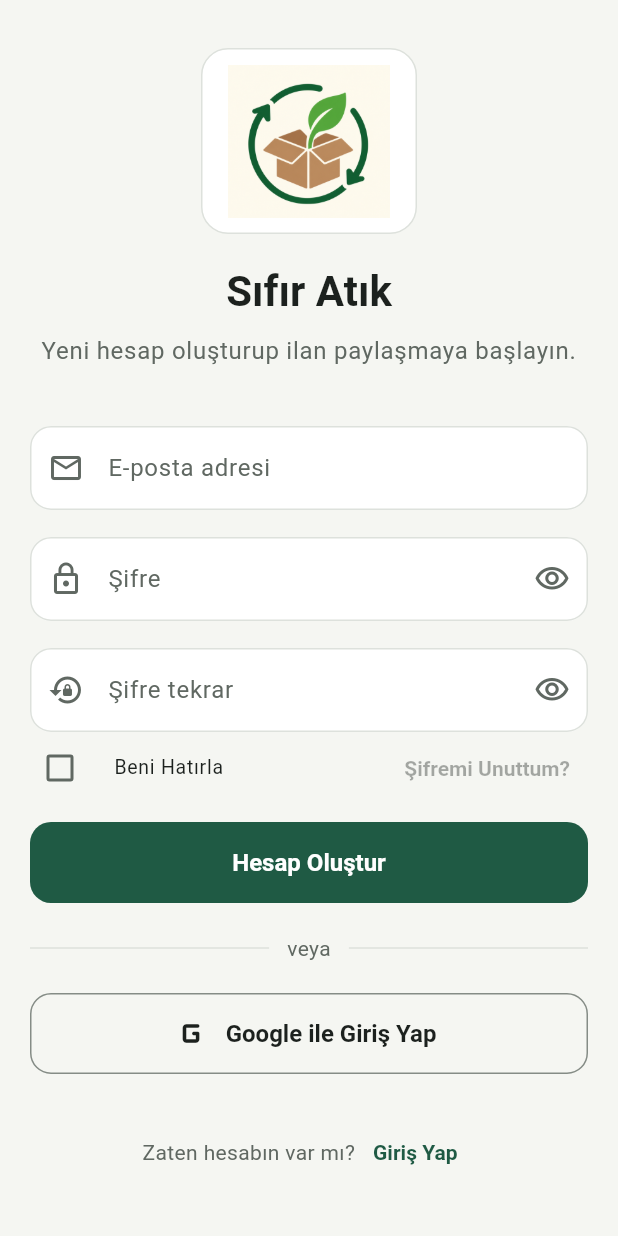
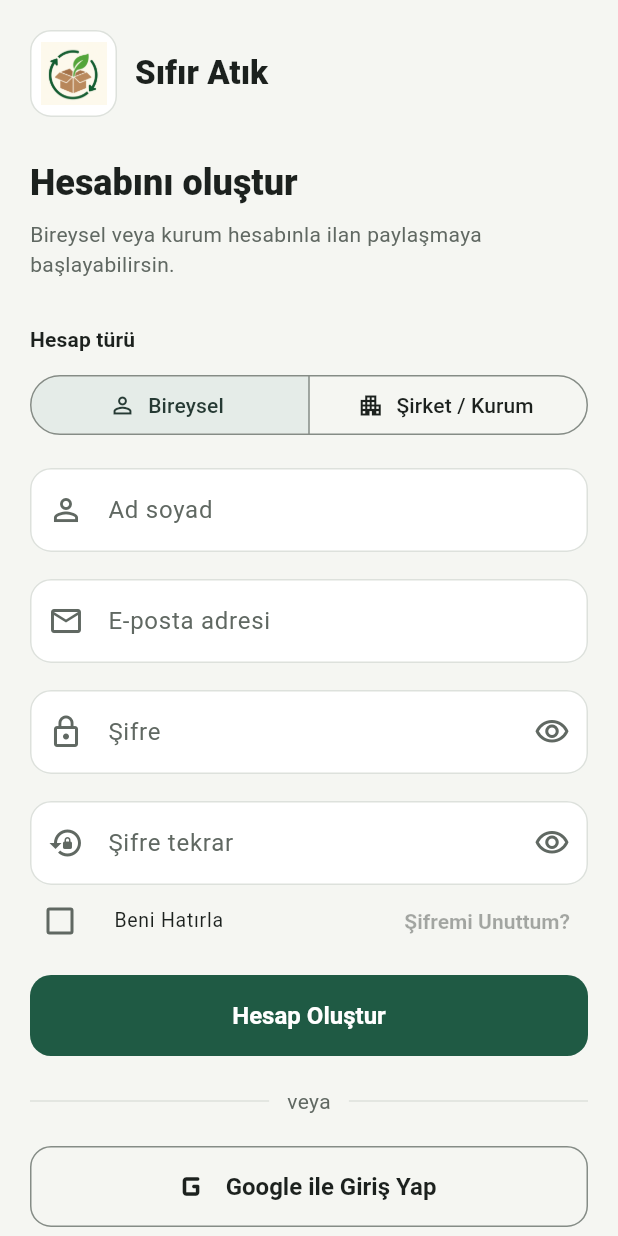
Before and after one commit to EbranurOzbalik/sifir_atik, a Flutter app: the screen it shows after launch, after a tap on "Giriş Yap", after a tap on "Kayıt Ol", on a phone screen of 412 x 824 dp. Run offline on Flutter 3.47's test engine with Material 3 defaults, Android fonts, the phone set to English and light mode, and no system bars; our stand-ins replace cloud_firestore, firebase_ai, firebase_auth, firebase_core, firebase_storage, flutter_svg and 3 more; missing offline and left inert: firebase_app_check; accounts and stored records are empty.

Commit message:
Hesap türlerini ve profil yapısını ekledim

```diff
--- a/lib/screens/login_page.dart
+++ b/lib/screens/login_page.dart
@@ -1,5 +1,6 @@
 import 'package:firebase_core/firebase_core.dart';
 import 'package:flutter/material.dart';
+import 'package:sifir_atik/models/user_profile.dart';
 import 'package:sifir_atik/services/auth_service.dart';
 import 'package:sifir_atik/services/session_preferences.dart';
 import 'package:sifir_atik/widgets/responsive_layout.dart';
@@ -15,6 +16,7 @@ class LoginPage extends StatefulWidget {
 
 class _LoginPageState extends State<LoginPage> {
   final _formKey = GlobalKey<FormState>();
+  final _displayNameController = TextEditingController();
   final _emailController = TextEditingController();
   final _passwordController = TextEditingController();
   final _confirmPasswordController = TextEditingController();
@@ -26,6 +28,7 @@ class _LoginPageState extends State<LoginPage> {
   bool _isRegisterMode = false;
   bool _rememberMe = false;
   bool _isLoading = false;
+  AccountType _accountType = AccountType.individual;
 
   @override
   void initState() {
@@ -64,6 +67,7 @@ class _LoginPageState extends State<LoginPage> {
 
   @override
   void dispose() {
+    _displayNameController.dispose();
     _emailController.dispose();
     _passwordController.dispose();
     _confirmPasswordController.dispose();
@@ -80,6 +84,19 @@ class _LoginPageState extends State<LoginPage> {
     final emailPattern = RegExp(r'^[^\s@]+@[^\s@]+\.[^\s@]+$');
     if (!emailPattern.hasMatch(email)) {
       return 'Geçerli bir e-posta adresi girin.';
+    }
+
+    return null;
+  }
+
+  String? _validateDisplayName(String? value) {
+    if (!_isRegisterMode) return null;
+
+    final displayName = value?.trim() ?? '';
+    if (displayName.length < 2) {
+      return _accountType == AccountType.organization
+          ? 'Şirket veya kurum adını yazın.'
+          : 'Adınızı ve soyadınızı yazın.';
     }
 
     return null;
@@ -125,6 +142,8 @@ class _LoginPageState extends State<LoginPage> {
         await _authService.registerWithEmail(
           email: _emailController.text.trim(),
           password: _passwordController.text,
+          displayName: _displayNameController.text.trim(),
+          accountType: _accountType,
         );
         await _sessionPreferences.setRememberMe(_rememberMe);
 
@@ -157,10 +176,25 @@ class _LoginPageState extends State<LoginPage> {
   Future<void> _signInWithGoogle() async {
     if (_isLoading) return;
 
+    if (_isRegisterMode) {
+      final displayNameError = _validateDisplayName(
+        _displayNameController.text,
+      );
+      if (displayNameError != null) {
+        _showMessage(displayNameError);
+        return;
+      }
+    }
+
     setState(() => _isLoading = true);
 
     try {
-      await _authService.signInWithGoogle();
+      await _authService.signInWithGoogle(
+        displayName: _isRegisterMode
+            ? _displayNameController.text.trim()
+            : null,
+        accountType: _accountType,
+      );
       await _sessionPreferences.setRememberMe(_rememberMe);
 
       if (mounted) _openHomePage();
@@ -213,6 +247,8 @@ class _LoginPageState extends State<LoginPage> {
 
     setState(() {
       _isRegisterMode = !_isRegisterMode;
+      _accountType = AccountType.individual;
+      _displayNameController.clear();
       _confirmPasswordController.clear();
     });
   }
@@ -246,7 +282,57 @@ class _LoginPageState extends State<LoginPage> {
                           colorScheme: colorScheme,
                           isRegisterMode: _isRegisterMode,
                         ),
-                        const SizedBox(height: 40),
+                        const SizedBox(height: 30),
+                        if (_isRegisterMode) ...[
+                          Text(
+                            'Hesap türü',
+                            style: Theme.of(context).textTheme.titleSmall
+                                ?.copyWith(fontWeight: FontWeight.w700),
+                          ),
+                          const SizedBox(height: 10),
+                          SizedBox(
+                            width: double.infinity,
+                            child: SegmentedButton<AccountType>(
+                              segments: const [
+                                ButtonSegment(
+                                  value: AccountType.individual,
+                                  icon: Icon(Icons.person_outline),
+                                  label: Text('Bireysel'),
+                                ),
+                                ButtonSegment(
+                                  value: AccountType.organization,
+                                  icon: Icon(Icons.apartment_outlined),
+                                  label: Text('Şirket / Kurum'),
+                                ),
+                              ],
+                              selected: {_accountType},
+                              showSelectedIcon: false,
+                              onSelectionChanged: (selection) {
+                                setState(() => _accountType = selection.first);
+                              },
+                            ),
+                          ),
+                          const SizedBox(height: 18),
+                          TextFormField(
+                            controller: _displayNameController,
+                            textInputAction: TextInputAction.next,
+                            textCapitalization: TextCapitalization.words,
+                            validator: _validateDisplayName,
+                            decoration: InputDecoration(
+                              labelText:
+                                  _accountType == AccountType.organization
+                                  ? 'Şirket / kurum adı'
+                                  : 'Ad soyad',
+                              prefixIcon: Icon(
+                                _accountType == AccountType.organization
+                                    ? Icons.apartment_outlined
+                                    : Icons.person_outline,
+                              ),
+                              border: const OutlineInputBorder(),
+                            ),
+                          ),
+                          const SizedBox(height: 18),
+                        ],
                         TextFormField(
                           controller: _emailController,
                           keyboardType: TextInputType.emailAddress,
@@ -511,14 +597,17 @@ class _Header extends StatelessWidget {
   @override
   Widget build(BuildContext context) {
     return Column(
+      crossAxisAlignment: CrossAxisAlignment.start,
+      children: [
+        Row(
           children: [
             Container(
-          width: 144,
-          height: 124,
-          padding: const EdgeInsets.all(10),
+              width: 58,
+              height: 58,
+              padding: const EdgeInsets.all(6),
               decoration: BoxDecoration(
                 color: colorScheme.surface,
-            borderRadius: BorderRadius.circular(18),
+                borderRadius: BorderRadius.circular(14),
                 border: Border.all(color: colorScheme.outlineVariant),
               ),
               child: Image.asset(
@@ -527,23 +616,32 @@ class _Header extends StatelessWidget {
                 fit: BoxFit.contain,
               ),
             ),
-        const SizedBox(height: 20),
+            const SizedBox(width: 12),
             Text(
               'Sıfır Atık',
-          style: Theme.of(context).textTheme.headlineMedium?.copyWith(
-            fontWeight: FontWeight.bold,
+              style: Theme.of(context).textTheme.titleLarge?.copyWith(
+                fontWeight: FontWeight.w800,
                 color: colorScheme.onSurface,
               ),
             ),
-        const SizedBox(height: 10),
+          ],
+        ),
+        const SizedBox(height: 28),
+        Text(
+          isRegisterMode ? 'Hesabını oluştur' : 'Tekrar hoş geldin',
+          style: Theme.of(context).textTheme.headlineSmall?.copyWith(
+            fontWeight: FontWeight.w800,
+            color: colorScheme.onSurface,
+          ),
+        ),
+        const SizedBox(height: 8),
         Text(
           isRegisterMode
-              ? 'Yeni hesap oluşturup ilan paylaşmaya başlayın.'
-              : 'Daha sürdürülebilir bir gelecek için\naramıza hoş geldiniz.',
-          textAlign: TextAlign.center,
-          style: Theme.of(context).textTheme.bodyLarge?.copyWith(
+              ? 'Bireysel veya kurum hesabınla ilan paylaşmaya başlayabilirsin.'
+              : 'İlanlarını ve taleplerini kaldığın yerden yönet.',
+          style: Theme.of(context).textTheme.bodyMedium?.copyWith(
             color: colorScheme.onSurfaceVariant,
-            height: 1.4,
+            height: 1.45,
           ),
         ),
       ],
```
Also changed, not shown: lib/models/user_profile.dart (added, +47 -0 lines), lib/services/auth_service.dart (+45 -6 lines), lib/services/user_profile_repository.dart (added, +45 -0 lines), 4 other files. Lines whose indentation alone changed are shown as unchanged.
